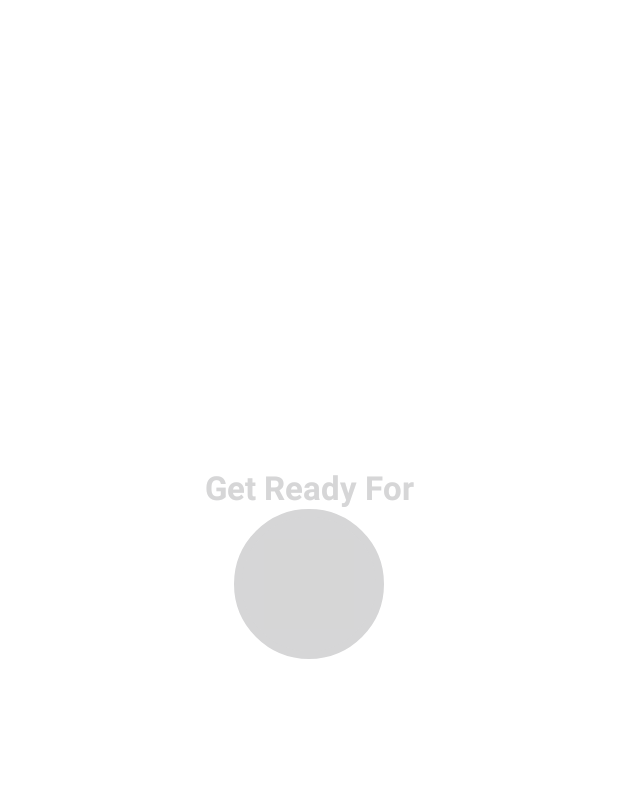
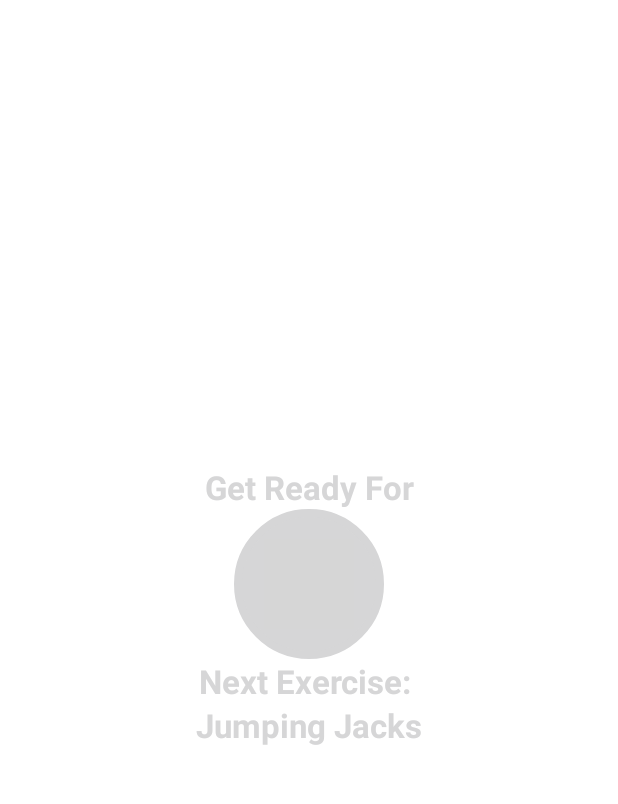
Before and after one commit to ThomasYoungDeveloper/7-Minute-Workout, an Android app: the ExerciseActivity screen opened directly, with no data from a screen before it, on a phone screen of 412 x 824 dp, the part 84-888 px from its top. Run offline under Robolectric (Android 15) with nearby library versions, the phone set to English and light mode, and no system bars; grey boxes are pictures that could not be loaded.

Commit message:
added upcoming exercise UI

```diff
--- a/app/src/main/java/com/example/a7minuteworkout/ExerciseActivity.kt
+++ b/app/src/main/java/com/example/a7minuteworkout/ExerciseActivity.kt
@@ -53,11 +53,15 @@
         binding?.tvExerciseName?.visibility = View.INVISIBLE
         binding?.flExerciseView?.visibility = View.INVISIBLE
         binding?.ivImage?.visibility = View.INVISIBLE
+        binding?.tvUpcomingExerciseName?.visibility = View.VISIBLE
+        binding?.tvUpcomingLabel?.visibility = View.VISIBLE
 
         if (restTimer != null) {
             restTimer!!.cancel()
             restProgress = 0
         }
+
+        binding?.tvUpcomingExerciseName?.text = exerciseList!![currentExercisePosition + 1].getName()
 
         setRestProgressBar()
     }
@@ -88,6 +92,8 @@
         binding?.tvExerciseName?.visibility = View.VISIBLE
         binding?.flExerciseView?.visibility = View.VISIBLE
         binding?.ivImage?.visibility = View.VISIBLE
+        binding?.tvUpcomingExerciseName?.visibility = View.INVISIBLE
+        binding?.tvUpcomingLabel?.visibility = View.INVISIBLE
 
         if (exerciseTimer != null) {
             exerciseTimer?.cancel()
--- a/app/src/main/res/layout/activity_excercise.xml
+++ b/app/src/main/res/layout/activity_excercise.xml
@@ -40,6 +40,7 @@
         app:layout_constraintStart_toStartOf="parent"
         app:layout_constraintTop_toBottomOf="@id/toolbarExercise"
         >
+
         <ProgressBar
             android:id="@+id/progressBar"
             android:layout_width="100dp"
@@ -69,8 +70,40 @@
                 android:textStyle="bold"
                 tools:text="10" />
 
+
+
         </LinearLayout>
+
     </FrameLayout>
+
+    <TextView
+        android:id="@+id/tvUpcomingLabel"
+        android:layout_width="wrap_content"
+        android:layout_height="wrap_content"
+        android:text="Next Exercise: "
+        android:textSize="22sp"
+        android:textStyle="bold"
+        android:textColor="@color/colorPrimary"
+        app:layout_constraintEnd_toEndOf="parent"
+        app:layout_constraintStart_toStartOf="parent"
+        app:layout_constraintTop_toBottomOf="@+id/flRestView"
+        app:layout_constraintBottom_toTopOf="@+id/tvUpcomingExerciseName"
+        />
+
+    <TextView
+        android:id="@+id/tvUpcomingExerciseName"
+        android:layout_width="wrap_content"
+        android:layout_height="wrap_content"
+        android:textColor="@color/colorPrimary"
+        android:text="Exercise"
+        android:textSize="22sp"
+        android:textStyle="bold"
+        app:layout_constraintEnd_toEndOf="parent"
+        app:layout_constraintStart_toStartOf="parent"
+        app:layout_constraintTop_toBottomOf="@+id/tvUpcomingLabel"
+        tools:visibility="visible"
+        />
+
 
     <ImageView
         android:id="@+id/ivImage"
```
